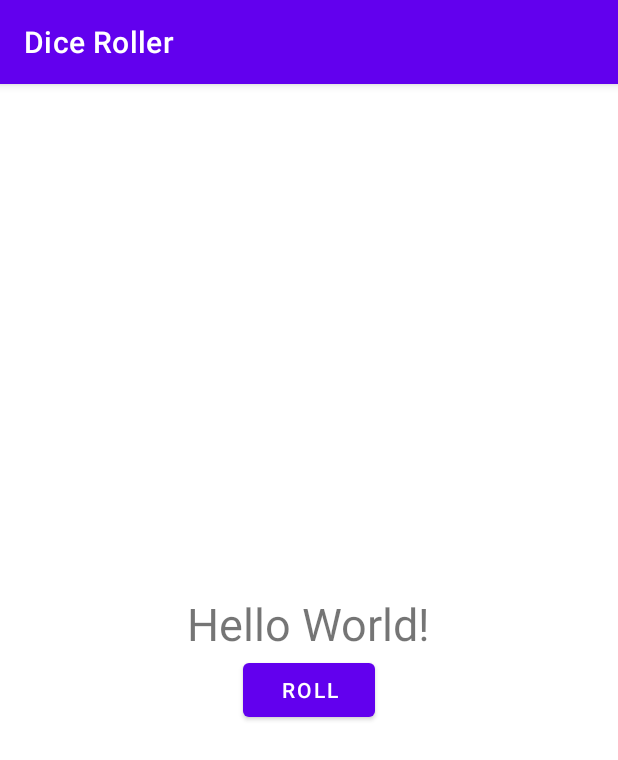
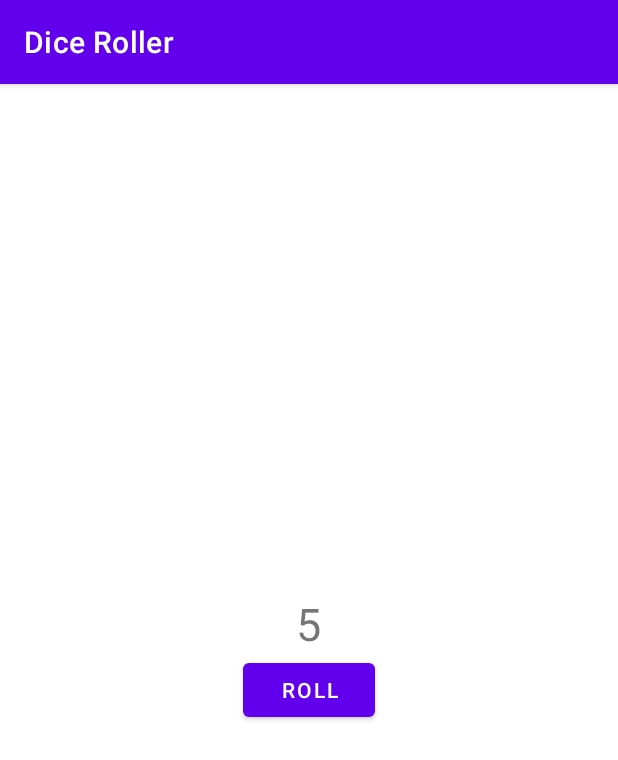
Before and after one commit to Int3ll3kt/Dice_Roller, an Android app: the screen it shows after launch (MainActivity), after a tap on "ROLL", on a phone screen of 412 x 824 dp. Shown: the top 760 px of the screen. Run offline under Robolectric (Android 15) with nearby library versions, the phone set to English and light mode, and no system bars.

```diff
--- a/app/src/main/java/com/example/diceroller/MainActivity.kt
+++ b/app/src/main/java/com/example/diceroller/MainActivity.kt
@@ -3,6 +3,7 @@ package com.example.diceroller
 import androidx.appcompat.app.AppCompatActivity
 import android.os.Bundle
 import android.widget.Button
+import android.widget.TextView
 import android.widget.Toast
 
 class MainActivity : AppCompatActivity() {
@@ -10,13 +11,17 @@ class MainActivity : AppCompatActivity() {
         super.onCreate(savedInstanceState)
         setContentView(R.layout.activity_main)
 
+
         val rollButton: Button = findViewById(R.id.roll_button)
         rollButton.setOnClickListener { rollDice() }
 
     }
 
     private fun rollDice(){
+
+        val randomInt: Int = (1..6).random()
         Toast.makeText(this, "button clicked", Toast.LENGTH_SHORT).show()
-
+        val resultText: TextView = findViewById(R.id.result_test)
+        resultText.text = randomInt.toString()
     }
 }
--- a/app/src/main/res/layout/activity_main.xml
+++ b/app/src/main/res/layout/activity_main.xml
@@ -10,6 +10,7 @@
     >
 
     <TextView
+        android:id="@+id/result_test"
         android:layout_width="wrap_content"
         android:layout_height="wrap_content"
         android:text="Hello World!"
```
